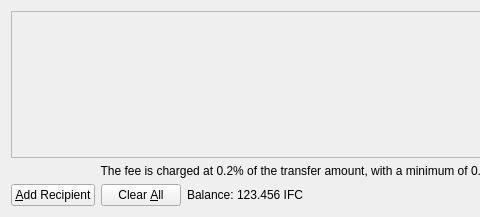
The window that src/qt/forms/sendcoinsdialog.ui (infinitecoin/infinitecoin) describes before a commit, drawn with Qt 5; both pictures show x 0 to 480 and y 0 to 217 of the 686 by 217 pixel window.
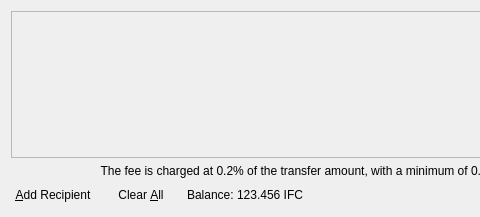
The same window after the commit. Icons and pictures are not drawn.

The edit to the form file:
```diff
--- a/src/qt/forms/sendcoinsdialog.ui
+++ b/src/qt/forms/sendcoinsdialog.ui
@@ -99,6 +99,9 @@
        <property name="autoDefault">
         <bool>false</bool>
        </property>
+       <property name="flat">
+        <bool>true</bool>
+       </property>
       </widget>
      </item>
      <item>
@@ -125,6 +128,9 @@
        <property name="autoDefault">
         <bool>false</bool>
        </property>
+       <property name="flat">
+        <bool>true</bool>
+       </property>
       </widget>
      </item>
      <item>
```
Left out of the diff: 4 changed lines with no effect on the pictures.
